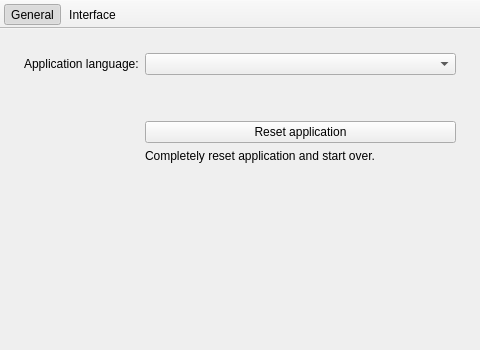
First picture: the form in src/settings/SettingsDialog.ui, repository ntadej/Vremenar, before the edit.
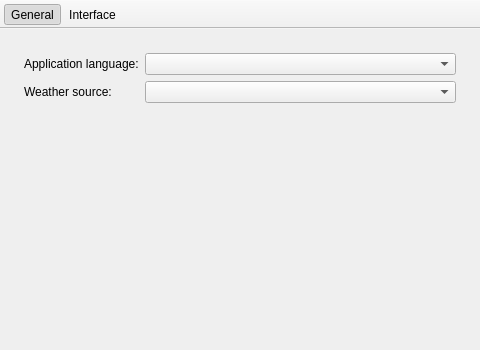
Second picture: the form after the edit. Icons and pictures are not drawn.

Commit message: Configurable weather source

```diff
--- a/src/settings/SettingsDialog.ui
+++ b/src/settings/SettingsDialog.ui
@@ -72,38 +72,21 @@
           </property>
          </widget>
         </item>
+        <item row="1" column="0">
+         <widget class="QLabel" name="labelSource">
+          <property name="text">
+           <string>Weather source:</string>
+          </property>
+         </widget>
+        </item>
         <item row="1" column="1">
-         <widget class="QLabel" name="labelSpacer1">
-          <property name="text">
-           <string/>
-          </property>
-         </widget>
-        </item>
-        <item row="3" column="1">
-         <widget class="QLabel" name="labelSpacer2">
-          <property name="text">
-           <string/>
-          </property>
-         </widget>
-        </item>
-        <item row="4" column="1">
-         <widget class="QPushButton" name="pushButton">
+         <widget class="QComboBox" name="comboSource">
           <property name="minimumSize">
            <size>
             <width>200</width>
             <height>0</height>
            </size>
           </property>
-          <property name="text">
-           <string>Reset application</string>
-          </property>
-         </widget>
-        </item>
-        <item row="5" column="1">
-         <widget class="QLabel" name="label">
-          <property name="text">
-           <string>Completely reset application and start over.</string>
-          </property>
          </widget>
         </item>
        </layout>
```
Left out of the diff: 6 changed lines with no effect on the pictures. The commit also changes 15 other files.
